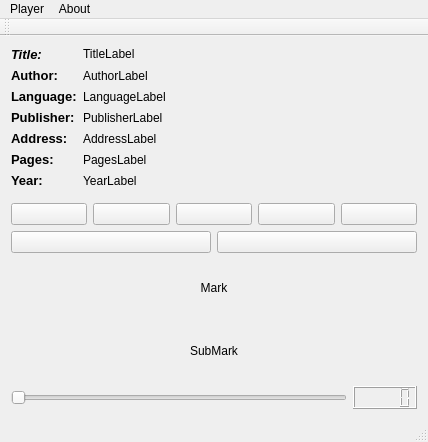
Above: player.ui from herbertc/Player before the change. Below: the same form after it.
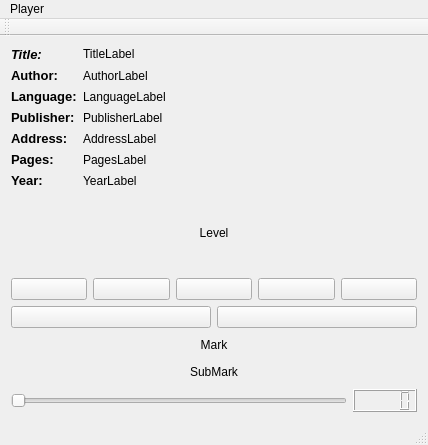
That is the form after the change. Icons and pictures are not drawn.

What changed in the file:
```diff
--- a/player.ui
+++ b/player.ui
@@ -7,7 +7,7 @@
     <x>0</x>
     <y>0</y>
     <width>428</width>
-    <height>442</height>
+    <height>445</height>
    </rect>
   </property>
   <property name="windowTitle">
@@ -123,6 +123,13 @@
       </item>
      </layout>
     </item>
+    <item>
+     <widget class="QLabel" name="levelLabel">
+      <property name="text">
+       <string>&lt;html&gt;&lt;head/&gt;&lt;body&gt;&lt;p align=&quot;center&quot;&gt;Level&lt;/p&gt;&lt;/body&gt;&lt;/html&gt;</string>
+      </property>
+     </widget>
+    </item>
     <item>
      <layout class="QHBoxLayout" name="horizontalLayout">
       <item>
@@ -290,16 +297,8 @@
     <addaction name="actionSave_As"/>
     <addaction name="actionSave_As_2"/>
     <addaction name="separator"/>
-    <addaction name="actionRecent_Files"/>
-   </widget>
-   <widget class="QMenu" name="menuAbout">
-    <property name="title">
-     <string>About</string>
-    </property>
-    <addaction name="actionThis_Player"/>
    </widget>
    <addaction name="menuPlayer"/>
-   <addaction name="menuAbout"/>
   </widget>
   <widget class="QStatusBar" name="statusBar"/>
   <widget class="QToolBar" name="toolBar">
```
Left out of the diff: 5 changed lines with no effect on the pictures.
